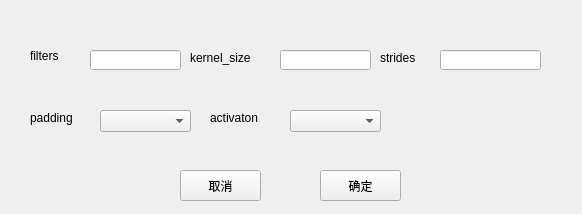
First picture: the form in GUI/addConv.ui, repository k3bluesky/CV_toolBox, before the edit.
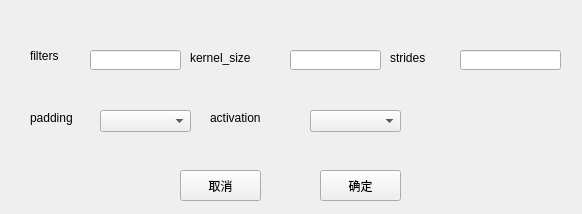
Second picture: the form after the edit.

```diff
--- a/GUI/addConv.ui
+++ b/GUI/addConv.ui
@@ -31,7 +31,7 @@
     <rect>
      <x>190</x>
      <y>50</y>
-     <width>91</width>
+     <width>101</width>
      <height>16</height>
     </rect>
    </property>
@@ -42,9 +42,9 @@
   <widget class="QLabel" name="label_3">
    <property name="geometry">
     <rect>
-     <x>380</x>
+     <x>390</x>
      <y>50</y>
-     <width>61</width>
+     <width>71</width>
      <height>16</height>
     </rect>
    </property>
@@ -57,12 +57,12 @@
     <rect>
      <x>210</x>
      <y>110</y>
-     <width>81</width>
+     <width>91</width>
      <height>16</height>
     </rect>
    </property>
    <property name="text">
-    <string>activaton</string>
+    <string>activation</string>
    </property>
   </widget>
   <widget class="QLabel" name="label_5">
@@ -88,40 +88,40 @@
     </rect>
    </property>
   </widget>
-  <widget class="QLineEdit" name="lineEdit_2">
-   <property name="geometry">
-    <rect>
-     <x>280</x>
-     <y>50</y>
-     <width>91</width>
-     <height>20</height>
-    </rect>
-   </property>
-  </widget>
-  <widget class="QLineEdit" name="lineEdit_3">
-   <property name="geometry">
-    <rect>
-     <x>440</x>
-     <y>50</y>
-     <width>101</width>
-     <height>20</height>
-    </rect>
-   </property>
-  </widget>
-  <widget class="QComboBox" name="comboBox">
-   <property name="geometry">
-    <rect>
-     <x>100</x>
-     <y>110</y>
-     <width>91</width>
-     <height>22</height>
-    </rect>
-   </property>
-  </widget>
-  <widget class="QComboBox" name="comboBox_2">
+  <widget class="QLineEdit" name="kernelSizeEdit">
    <property name="geometry">
     <rect>
      <x>290</x>
+     <y>50</y>
+     <width>91</width>
+     <height>20</height>
+    </rect>
+   </property>
+  </widget>
+  <widget class="QLineEdit" name="stridesEdit">
+   <property name="geometry">
+    <rect>
+     <x>460</x>
+     <y>50</y>
+     <width>101</width>
+     <height>20</height>
+    </rect>
+   </property>
+  </widget>
+  <widget class="QComboBox" name="paddingComboBox">
+   <property name="geometry">
+    <rect>
+     <x>100</x>
+     <y>110</y>
+     <width>91</width>
+     <height>22</height>
+    </rect>
+   </property>
+  </widget>
+  <widget class="QComboBox" name="activationComboBox">
+   <property name="geometry">
+    <rect>
+     <x>310</x>
      <y>110</y>
      <width>91</width>
      <height>22</height>
```
Left out of the diff: 16 changed lines with no effect on the pictures.
